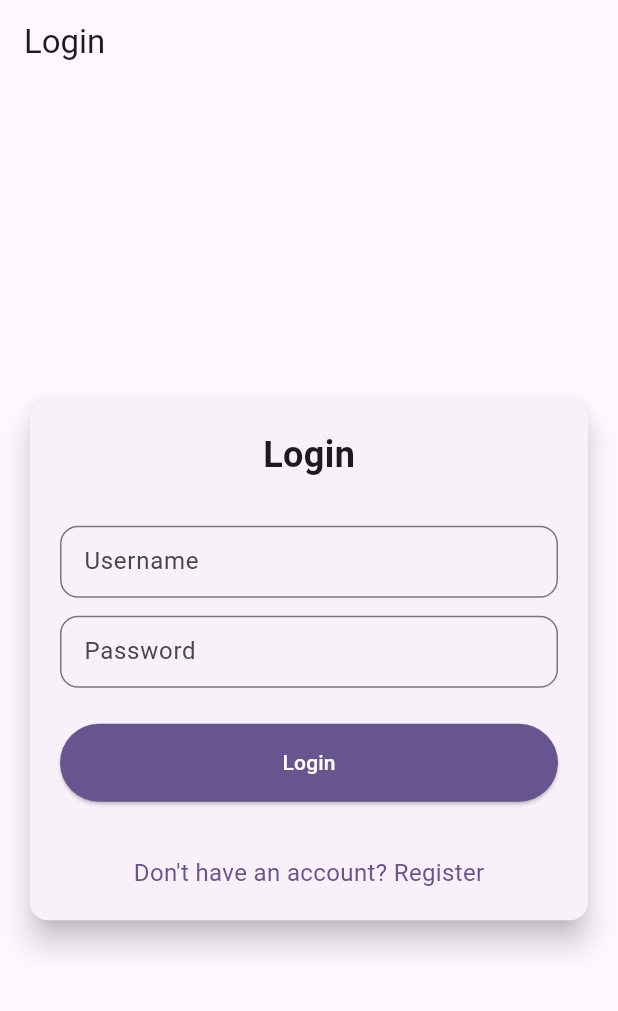
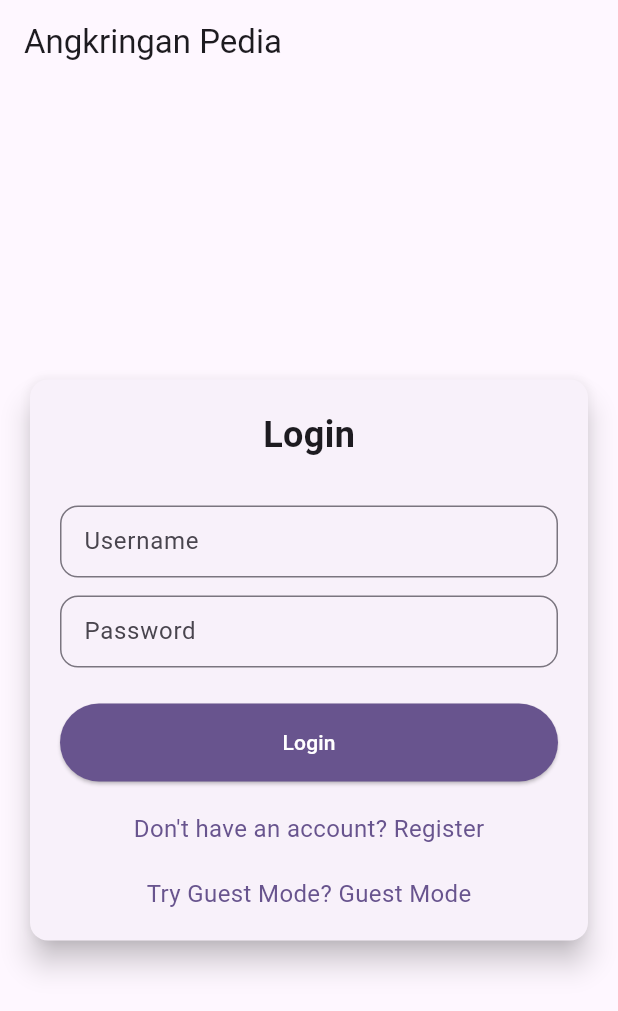
Before and after one commit to nobeljb/AngkringanPediaMobile, a Flutter app: the screen it shows after launch, on a phone screen of 412 x 824 dp. Shown: the top 1011 px of the screen. Run offline on Flutter 3.47's test engine with Material 3 defaults, Android fonts, the light colour scheme and no system bars; our stand-ins replace dio, google_fonts, image_picker; missing offline and left inert: pbp_django_auth.

Commit message:
add guest mode and drawer

```diff
--- a/lib/authentication/screens/login.dart
+++ b/lib/authentication/screens/login.dart
@@ -17,7 +17,7 @@ class LoginApp extends StatelessWidget {
   @override
   Widget build(BuildContext context) {
     return MaterialApp(
-      title: 'Login',
+      title: 'Angkringan Pedia',
       theme: AppTheme.theme, // Gunakan tema dari AppTheme
       home: const LoginPage(),
     );
@@ -41,7 +41,7 @@ class _LoginPageState extends State<LoginPage> {
 
     return Scaffold(
       appBar: AppBar(
-        title: const Text('Login'),
+        title: const Text('Angkringan Pedia'),
       ),
       body: Center(
         child: SingleChildScrollView(
@@ -169,7 +169,7 @@ class _LoginPageState extends State<LoginPage> {
                     ),
                     child: const Text('Login'),
                   ),
-                  const SizedBox(height: 36.0),
+                  const SizedBox(height: 20.0),
                   GestureDetector(
                     onTap: () {
                       Navigator.push(
@@ -187,6 +187,24 @@ class _LoginPageState extends State<LoginPage> {
                       ),
                     ),
                   ),
+                  const SizedBox(height: 20.0),
+                  GestureDetector(
+                    onTap: () {
+                      Navigator.push(
+                        context,
+                        MaterialPageRoute(
+                            builder: (context) =>
+                                const HomePage()), // ke register page
+                      );
+                    },
+                    child: Text(
+                      'Try Guest Mode? Guest Mode',
+                      style: TextStyle(
+                        color: Theme.of(context).colorScheme.primary,
+                        fontSize: 16.0,
+                      ),
+                    ),
+                  ),
                 ],
               ),
             ),
```
Also changed, not shown: lib/authentication/screens/profile_detail.dart (+80 -52 lines), lib/authentication/widgets/left_drawer.dart (+24 -2 lines).
